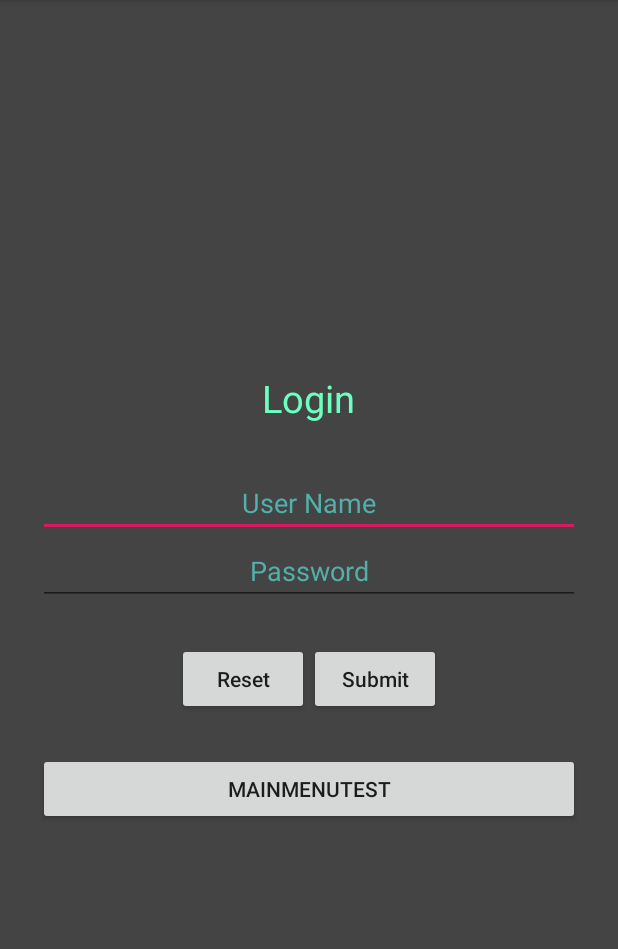
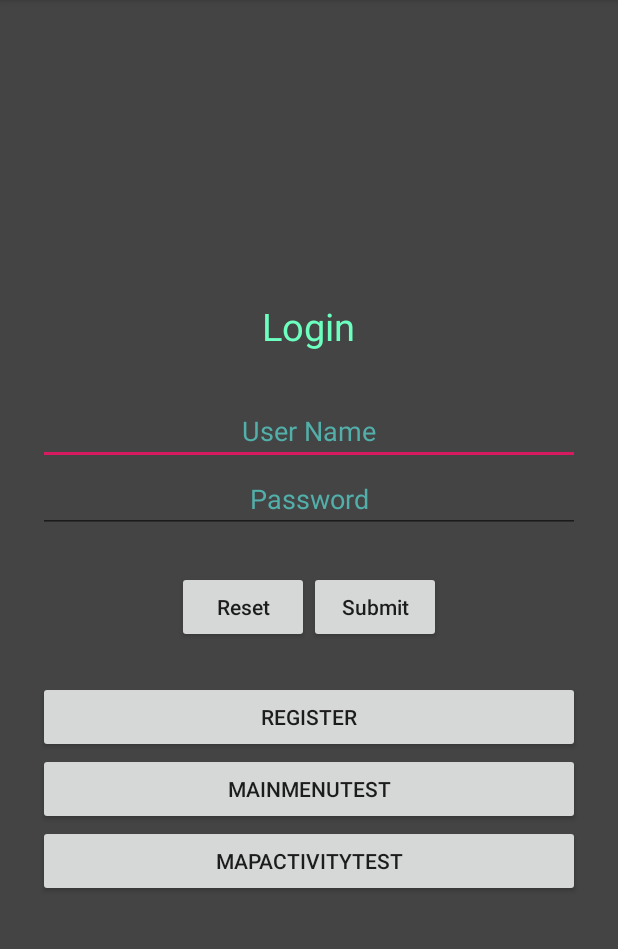
Before and after one commit to Iangame4/HylandHack2020, an Android app: the screen it shows after launch (MainActivity), on a phone screen of 412 x 824 dp, the part 84-1033 px from its top. Run offline under Robolectric (Android 15) with nearby library versions, the phone set to English and light mode, and no system bars.

Commit message:
Updated functionality of mainActivity, loginActivity and added registerActivity

```diff
--- a/app/src/main/AndroidManifest.xml
+++ b/app/src/main/AndroidManifest.xml
@@ -15,7 +15,8 @@
             android:roundIcon="@mipmap/ic_launcher_round"
             android:supportsRtl="true"
             android:theme="@style/AppTheme">
-        <activity android:name=".MainMenuActivity"></activity>
+        <activity android:name=".RegisterActivity"></activity>
+        <activity android:name=".MainMenuActivity" />
         <!--
              The API key for Google Maps-based APIs is defined as a string resource.
              (See the file "res/values/google_maps_api.xml").
--- a/app/src/main/java/c/hylandhack/kintober/MainActivity.kt
+++ b/app/src/main/java/c/hylandhack/kintober/MainActivity.kt
@@ -3,6 +3,7 @@ package c.hylandhack.kintober
 import android.content.Intent
 import android.support.v7.app.AppCompatActivity
 import android.os.Bundle
+import android.text.TextUtils
 import android.view.View
 import android.widget.*
 import kotlinx.android.synthetic.main.activity_main.*
@@ -29,14 +30,15 @@ class MainActivity : AppCompatActivity() {
             val password = etPassword.text;
             Toast.makeText(this@MainActivity, userName, Toast.LENGTH_LONG).show()
 
-            // your code to validate the userName and password combination
-            // and verify the same
-
-            val i = Intent(this, MapsActivity::class.java)
-            startActivity(i)
 
 
 
+
+        }
+
+        btnRegister.setOnClickListener {
+            val i = Intent(this, MainMenuActivity::class.java)
+            startActivity(i)
         }
 
         test1.setOnClickListener {
@@ -44,5 +46,11 @@ class MainActivity : AppCompatActivity() {
             startActivity(i)
 
         }
+
+        test2.setOnClickListener {
+            val i = Intent(this, MapsActivity::class.java)
+            startActivity(i)
+
+        }
     }
 }
--- a/app/src/main/res/layout/activity_main.xml
+++ b/app/src/main/res/layout/activity_main.xml
@@ -23,7 +23,7 @@
                 android:textSize="25sp" />
 
         <EditText
-                android:id="@+id/etUserName"
+                android:id="@+id/etEmail"
                 android:layout_width="match_parent"
                 android:layout_height="wrap_content"
                 android:hint="@string/et_username"
@@ -33,7 +33,7 @@
                 android:textColorHint="#52afaa" />
 
         <EditText
-                android:id="@+id/etPassword"
+                android:id="@+id/etEmailPassword"
                 android:layout_width="match_parent"
                 android:layout_height="wrap_content"
                 android:hint="@string/et_password"
@@ -64,10 +64,22 @@
         </LinearLayout>
 
         <Button
+                android:id="@+id/btnRegister"
+                android:layout_width="match_parent"
+                android:layout_height="wrap_content"
+                android:text="Register" />
+
+        <Button
                 android:id="@+id/test1"
                 android:layout_width="match_parent"
                 android:layout_height="wrap_content"
                 android:text="MainMenuTest" />
+
+        <Button
+                android:id="@+id/test2"
+                android:layout_width="match_parent"
+                android:layout_height="wrap_content"
+                android:text="MapActivityTest" />
     </LinearLayout>
 
 </android.support.constraint.ConstraintLayout>
```
Also changed, not shown: app/src/main/res/layout/activity_register.xml (+61 -0 lines).
